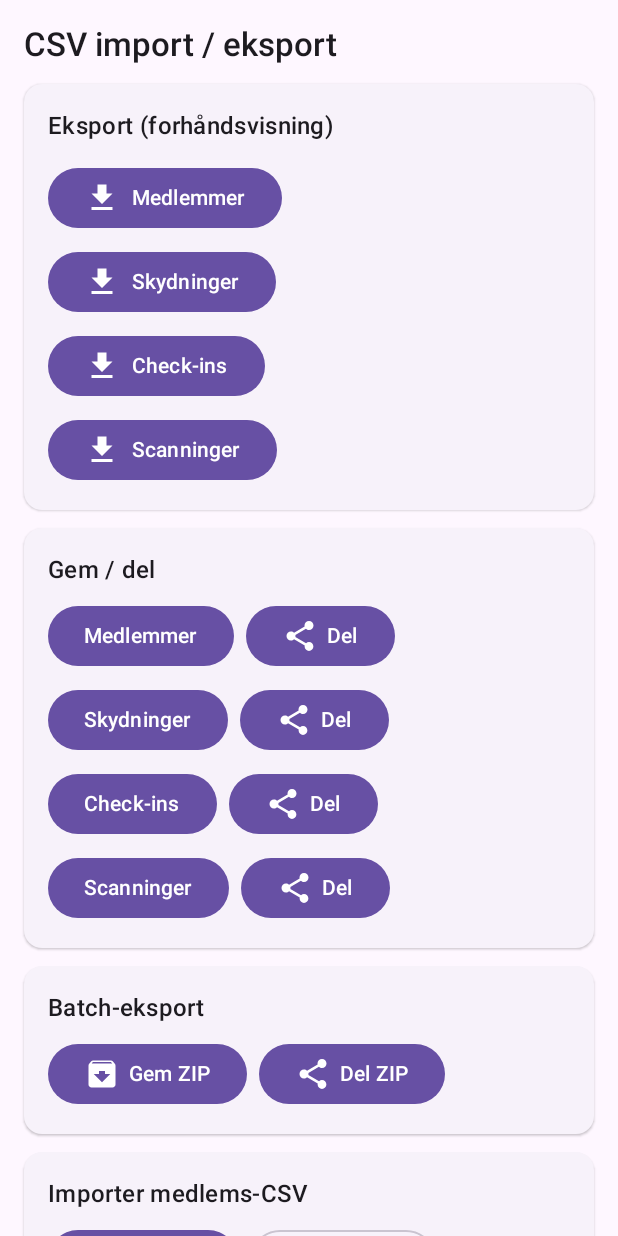
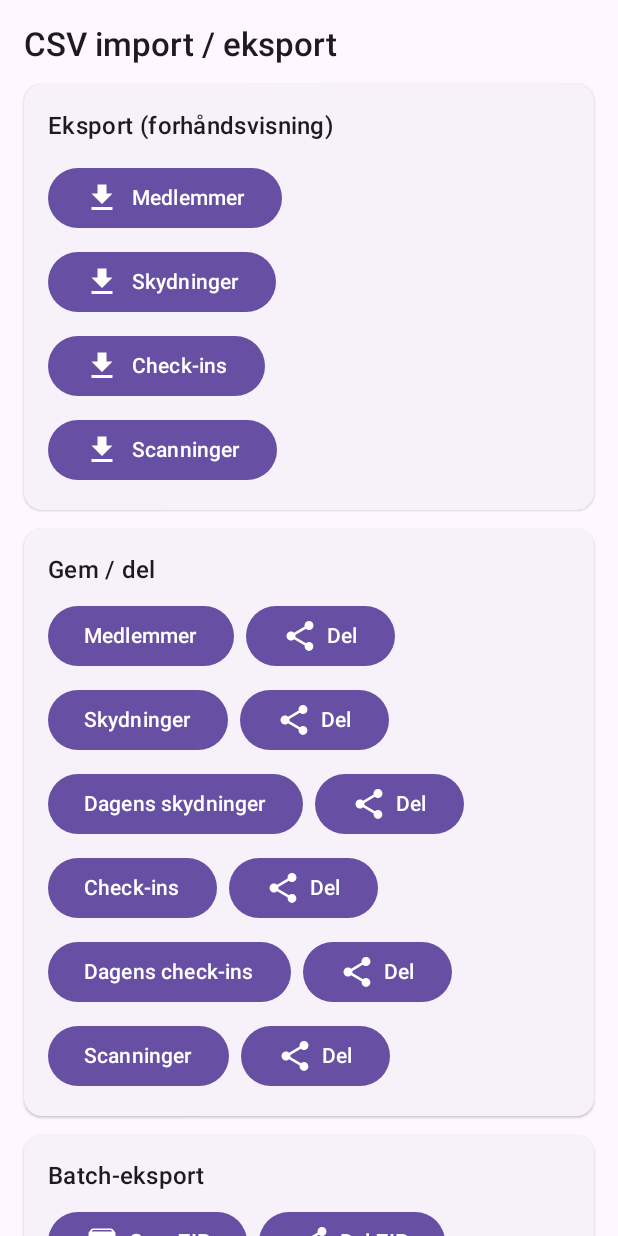
Before and after one commit to SBalslev/MemberregistrationApp, an Android app built with Jetpack Compose: the ImportExportScreen screen opened through its navigation route, on a phone screen of 412 x 824 dp. Run offline under Robolectric (Android 15) with nearby library versions, the light colour scheme and no system bars; our stand-ins replace Dagger/Hilt's generated code, Room's generated code; libraries missing offline, so code that uses them is left out: androidx.camera.core, androidx.camera.lifecycle, androidx.camera.view, com.github.doyaaaaaken.kotlincsv, com.google.mlkit.vision; 6 statements that could not run were skipped.

Commit message:
feat(export): add today-only sessions and check-ins export buttons

```diff
--- a/app/src/main/java/com/club/medlems/data/dao/Daos.kt
+++ b/app/src/main/java/com/club/medlems/data/dao/Daos.kt
@@ -45,6 +45,9 @@ interface CheckInDao {
 
     @Query("SELECT * FROM CheckIn")
     suspend fun allCheckIns(): List<CheckIn>
+
+    @Query("SELECT * FROM CheckIn WHERE localDate = :date")
+    suspend fun allCheckInsForDate(date: LocalDate): List<CheckIn>
 }
 
 @Dao
@@ -99,6 +102,9 @@ interface PracticeSessionDao {
     @Query("SELECT * FROM PracticeSession")
     suspend fun allSessions(): List<PracticeSession>
 
+    @Query("SELECT * FROM PracticeSession WHERE localDate = :date")
+    suspend fun allSessionsForDate(date: LocalDate): List<PracticeSession>
+
         @Query("DELETE FROM PracticeSession")
         suspend fun deleteAllSessions()
 }
--- a/app/src/main/java/com/club/medlems/ui/importexport/ImportExportScreen.kt
+++ b/app/src/main/java/com/club/medlems/ui/importexport/ImportExportScreen.kt
@@ -163,8 +163,16 @@ fun ImportExportScreen(onBack: () -> Unit, csvService: CsvService = hiltViewMode
                     Button(onClick = { scope.launch { val r = exporter.saveCsv("sessions", csvService.exportSessions()); context.startActivity(exporter.shareIntent(r.file)) } }) { Icon(Icons.Default.Share, contentDescription = null); Spacer(Modifier.width(6.dp)); Text("Del") }
                 }
                 Row(horizontalArrangement = Arrangement.spacedBy(8.dp)) {
+                    Button(onClick = { scope.launch { val r = exporter.saveCsv("sessions_today", csvService.exportTodaySessions()); val pathLabel = r.absolutePublicPath ?: r.publicPath ?: r.file.absolutePath; Toast.makeText(context, "Gemt $pathLabel", Toast.LENGTH_LONG).show() } }) { Text("Dagens skydninger") }
+                    Button(onClick = { scope.launch { val r = exporter.saveCsv("sessions_today", csvService.exportTodaySessions()); context.startActivity(exporter.shareIntent(r.file)) } }) { Icon(Icons.Default.Share, contentDescription = null); Spacer(Modifier.width(6.dp)); Text("Del") }
+                }
+                Row(horizontalArrangement = Arrangement.spacedBy(8.dp)) {
                     Button(onClick = { scope.launch { val r = exporter.saveCsv("checkins", csvService.exportCheckIns()); val pathLabel = r.absolutePublicPath ?: r.publicPath ?: r.file.absolutePath; Toast.makeText(context, "Gemt $pathLabel", Toast.LENGTH_LONG).show() } }) { Text("Check-ins") }
                     Button(onClick = { scope.launch { val r = exporter.saveCsv("checkins", csvService.exportCheckIns()); context.startActivity(exporter.shareIntent(r.file)) } }) { Icon(Icons.Default.Share, contentDescription = null); Spacer(Modifier.width(6.dp)); Text("Del") }
+                }
+                Row(horizontalArrangement = Arrangement.spacedBy(8.dp)) {
+                    Button(onClick = { scope.launch { val r = exporter.saveCsv("checkins_today", csvService.exportTodayCheckIns()); val pathLabel = r.absolutePublicPath ?: r.publicPath ?: r.file.absolutePath; Toast.makeText(context, "Gemt $pathLabel", Toast.LENGTH_LONG).show() } }) { Text("Dagens check-ins") }
+                    Button(onClick = { scope.launch { val r = exporter.saveCsv("checkins_today", csvService.exportTodayCheckIns()); context.startActivity(exporter.shareIntent(r.file)) } }) { Icon(Icons.Default.Share, contentDescription = null); Spacer(Modifier.width(6.dp)); Text("Del") }
                 }
                 Row(horizontalArrangement = Arrangement.spacedBy(8.dp)) {
                     Button(onClick = { scope.launch { val r = exporter.saveCsv("scanevents", csvService.exportScanEvents()); val pathLabel = r.absolutePublicPath ?: r.publicPath ?: r.file.absolutePath; Toast.makeText(context, "Gemt $pathLabel", Toast.LENGTH_LONG).show() } }) { Text("Scanninger") }
```
Also changed, not shown: app/src/main/java/com/club/medlems/domain/csv/CsvService.kt (+37 -0 lines).
